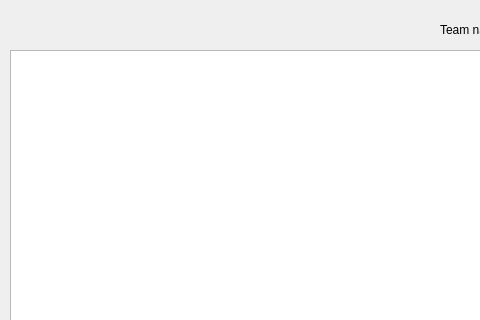
Old version of the form teamsearchdiag.ui in the repository stefanmarjanovic/Comp; both pictures show x 0 to 480 and y 0 to 320 of the 781 by 615 pixel window.
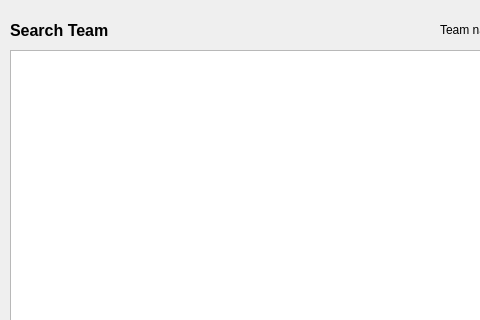
New version of the form.

Commit message:
Add Labels and Competition interface
Add titles on dialogue boxes
Add Competition interface

```diff
--- a/teamsearchdiag.ui
+++ b/teamsearchdiag.ui
@@ -82,6 +82,26 @@
     <string>Team name search</string>
    </property>
   </widget>
+  <widget class="QLabel" name="label_2">
+   <property name="geometry">
+    <rect>
+     <x>10</x>
+     <y>20</y>
+     <width>141</width>
+     <height>20</height>
+    </rect>
+   </property>
+   <property name="font">
+    <font>
+     <pointsize>12</pointsize>
+     <weight>75</weight>
+     <bold>true</bold>
+    </font>
+   </property>
+   <property name="text">
+    <string>Search Team</string>
+   </property>
+  </widget>
  </widget>
  <tabstops>
   <tabstop>searchText</tabstop>
```
The commit also changes 15 other files.
